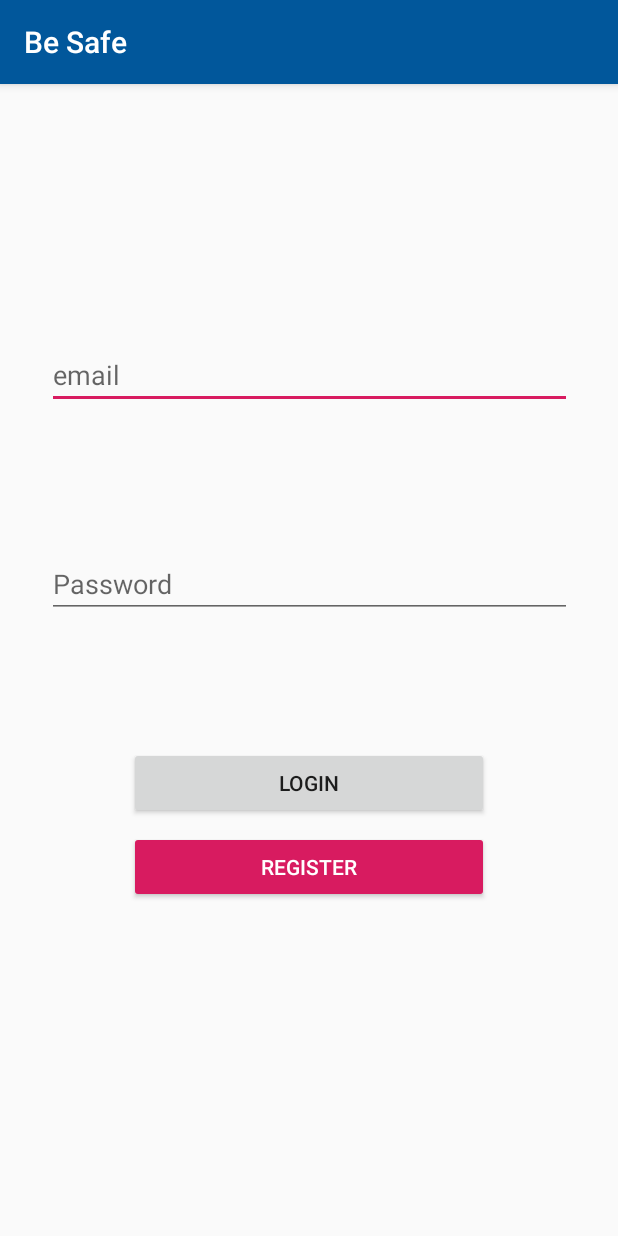
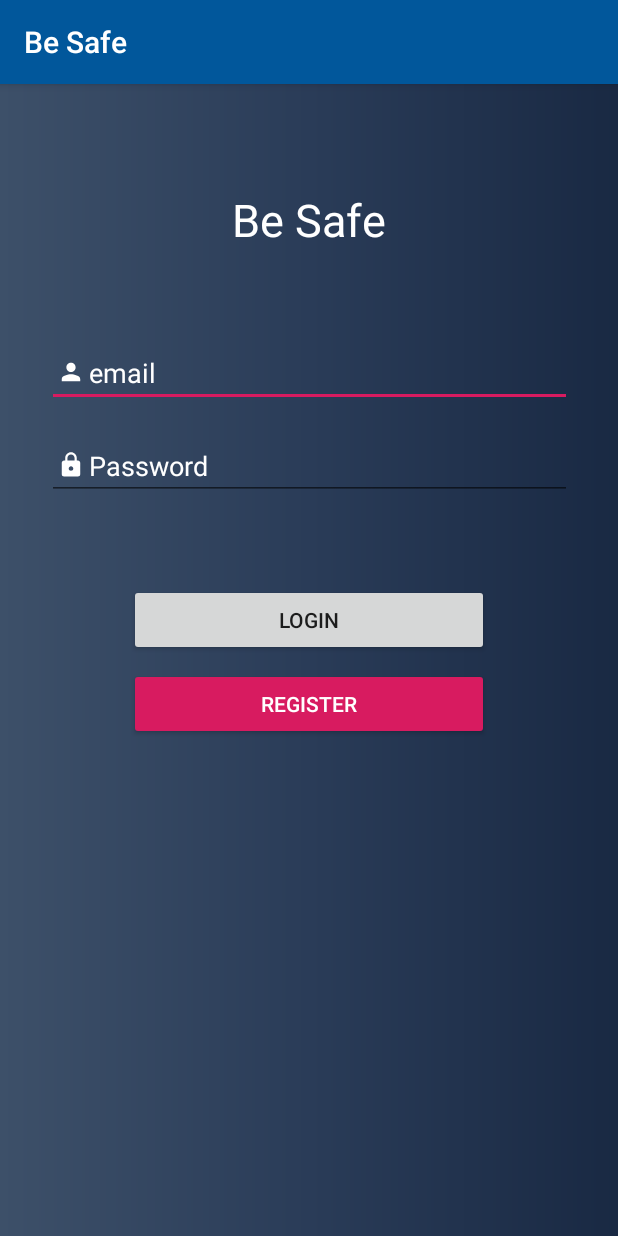
Before and after one commit to danielorozco14/pdm_proyecto, an Android app: the screen it shows after launch (MainActivity), on a phone screen of 412 x 824 dp. Run offline under Robolectric (Android 15) with nearby library versions, the phone set to English and light mode, and no system bars; our stand-ins replace Firebase (no records; nobody signed in at launch, a user with empty details on screens opened directly).

Commit message:
arreglado el login esteticamente

```diff
--- /dev/null
+++ b/BeSafe/app/src/main/res/drawable-anydpi/ic_action_lock.xml
@@ -0,0 +1,13 @@
+<vector xmlns:android="http://schemas.android.com/apk/res/android"
+    android:width="24dp"
+    android:height="24dp"
+    android:viewportWidth="31.2"
+    android:viewportHeight="31.2"
+    android:tint="#FFFFFF">
+  <group android:translateX="3.6"
+      android:translateY="3.6">
+      <path
+          android:fillColor="#FF000000"
+          android:pathData="M18,8h-1L17,6c0,-2.76 -2.24,-5 -5,-5S7,3.24 7,6v2L6,8c-1.1,0 -2,0.9 -2,2v10c0,1.1 0.9,2 2,2h12c1.1,0 2,-0.9 2,-2L20,10c0,-1.1 -0.9,-2 -2,-2zM12,17c-1.1,0 -2,-0.9 -2,-2s0.9,-2 2,-2 2,0.9 2,2 -0.9,2 -2,2zM15.1,8L8.9,8L8.9,6c0,-1.71 1.39,-3.1 3.1,-3.1 1.71,0 3.1,1.39 3.1,3.1v2z"/>
+  </group>
+</vector>
--- /dev/null
+++ b/BeSafe/app/src/main/res/drawable-anydpi/ic_action_person.xml
@@ -0,0 +1,13 @@
+<vector xmlns:android="http://schemas.android.com/apk/res/android"
+    android:width="24dp"
+    android:height="24dp"
+    android:viewportWidth="31.2"
+    android:viewportHeight="31.2"
+    android:tint="#FFFFFF">
+  <group android:translateX="3.6"
+      android:translateY="3.6">
+      <path
+          android:fillColor="#FF000000"
+          android:pathData="M12,12c2.21,0 4,-1.79 4,-4s-1.79,-4 -4,-4 -4,1.79 -4,4 1.79,4 4,4zM12,14c-2.67,0 -8,1.34 -8,4v2h16v-2c0,-2.66 -5.33,-4 -8,-4z"/>
+  </group>
+</vector>
--- /dev/null
+++ b/BeSafe/app/src/main/res/drawable/gradient.xml
@@ -0,0 +1,11 @@
+<?xml version="1.0" encoding="utf-8"?>
+<shape xmlns:android="http://schemas.android.com/apk/res/android"
+    android:shape="rectangle">
+    <gradient
+        android:startColor="#3D5069"
+        android:centerColor="#2A3c58"
+        android:endColor="#192943"
+        android:angle="0"/>
+    <corners
+        android:radius="0dp"/>
+</shape>
--- a/BeSafe/app/src/main/res/layout/activity_main.xml
+++ b/BeSafe/app/src/main/res/layout/activity_main.xml
@@ -5,6 +5,8 @@
         xmlns:tools="http://schemas.android.com/tools"
         xmlns:app="http://schemas.android.com/apk/res-auto"
         android:layout_width="match_parent"
+        android:fillViewport="true"
+        android:background="@drawable/gradient"
         android:layout_height="wrap_content">
 
     <androidx.constraintlayout.widget.ConstraintLayout
@@ -15,43 +17,97 @@
             android:layout_height="match_parent"
             tools:context=".MainActivity">
 
+        <TextView
+                android:layout_width="350dp"
+                android:textColor="@color/cardview_light_background"
+                android:layout_height="wrap_content"
+                android:textSize="30sp"
+                android:inputType="textEmailAddress"
+                android:ems="10"
+                android:textAlignment="center"
+                app:layout_constraintEnd_toEndOf="parent"
+                android:layout_marginEnd="99dp"
+                android:layout_marginRight="99dp"
+                app:layout_constraintStart_toStartOf="parent"
+                android:layout_marginLeft="99dp"
+                android:layout_marginStart="99dp"
+                android:layout_marginTop="70dp"
+                app:layout_constraintTop_toTopOf="parent"
+                android:layout_marginBottom="8dp"
+                app:layout_constraintBottom_toBottomOf="parent"
+                android:text="Be Safe"
+                app:layout_constraintHorizontal_bias="0.503" app:layout_constraintVertical_bias="0.0"/>
+
 
         <EditText
                 android:layout_width="350dp"
                 android:layout_height="wrap_content"
                 android:inputType="textEmailAddress"
                 android:ems="10"
-                android:id="@+id/email" app:layout_constraintEnd_toEndOf="parent"
-                android:layout_marginEnd="99dp" android:layout_marginRight="99dp"
-                app:layout_constraintStart_toStartOf="parent" android:layout_marginLeft="99dp"
-                android:layout_marginStart="99dp" android:layout_marginTop="171dp"
-                app:layout_constraintTop_toTopOf="parent" android:layout_marginBottom="515dp"
-                app:layout_constraintBottom_toBottomOf="parent" android:hint="@string/email"/>
+                android:textColor="@color/cardview_light_background"
+                android:textColorHighlight="@color/cardview_light_background"
+                android:textColorHint="@color/cardview_light_background"
+                android:textColorLink="@color/cardview_light_background"
+                android:shadowColor="@color/cardview_shadow_start_color"
+                android:outlineAmbientShadowColor="@color/cardview_shadow_start_color"
+                android:outlineSpotShadowColor="@color/cardview_shadow_start_color"
+                android:id="@+id/email"
+                app:layout_constraintEnd_toEndOf="parent"
+                android:layout_marginEnd="99dp"
+                android:layout_marginRight="99dp"
+                app:layout_constraintStart_toStartOf="parent"
+                android:layout_marginLeft="99dp"
+                android:drawableLeft="@drawable/ic_action_person"
+                android:layout_marginStart="99dp"
+                android:layout_marginTop="170dp"
+                app:layout_constraintTop_toTopOf="parent"
+                android:layout_marginBottom="700dp"
+                app:layout_constraintBottom_toBottomOf="parent"
+                android:hint="@string/email"/>
         <EditText
                 android:layout_width="350dp"
                 android:layout_height="wrap_content"
                 android:inputType="textPassword"
                 android:ems="10"
-                android:id="@+id/password" android:layout_marginTop="8dp"
-                app:layout_constraintTop_toBottomOf="@+id/email" app:layout_constraintBottom_toBottomOf="parent"
-                android:layout_marginBottom="8dp" app:layout_constraintVertical_bias="0.19"
-                app:layout_constraintEnd_toEndOf="parent" android:layout_marginEnd="99dp"
-                android:layout_marginRight="99dp" app:layout_constraintStart_toStartOf="parent"
-                android:layout_marginLeft="99dp" android:layout_marginStart="99dp" android:visibility="visible"
+                android:id="@+id/password"
+                android:layout_marginTop="8dp"
+                android:textColorHint="@color/cardview_light_background"
+                android:textColor="@color/cardview_light_background"
+                app:layout_constraintTop_toBottomOf="@+id/email"
+                app:layout_constraintBottom_toBottomOf="parent"
+                android:layout_marginBottom="600dp"
+                app:layout_constraintVertical_bias="0.19"
+                app:layout_constraintEnd_toEndOf="parent"
+                android:layout_marginEnd="99dp"
+                android:drawableLeft="@drawable/ic_action_lock"
+                android:layout_marginRight="99dp"
+                app:layout_constraintStart_toStartOf="parent"
+                android:layout_marginLeft="99dp"
+                android:layout_marginStart="99dp"
+                android:visibility="visible"
                 android:hint="@string/password"/>
         <Button
                 android:text="@string/login"
                 android:layout_width="240dp"
                 android:layout_height="wrap_content"
                 android:id="@+id/login"
-                app:layout_constraintTop_toBottomOf="@+id/password" android:layout_marginBottom="8dp"
-                app:layout_constraintBottom_toBottomOf="parent" app:layout_constraintEnd_toEndOf="parent"
-                android:layout_marginEnd="8dp" android:layout_marginRight="8dp"
-                app:layout_constraintStart_toStartOf="parent" android:layout_marginLeft="8dp"
-                android:layout_marginStart="8dp" app:layout_constraintHorizontal_bias="0.498"
-                app:layout_constraintVertical_bias="0.268"/>
+                app:layout_constraintTop_toBottomOf="@+id/password"
+                android:layout_marginBottom="450dp"
+                app:layout_constraintBottom_toBottomOf="parent"
+                app:layout_constraintEnd_toEndOf="parent"
+                android:layout_marginEnd="8dp"
+                android:layout_marginRight="8dp"
+                app:layout_constraintStart_toStartOf="parent"
+                android:layout_marginLeft="8dp"
+                android:layout_marginStart="8dp"
+                app:layout_constraintHorizontal_bias="0.498"
+                app:layout_constraintCircleRadius="@dimen/cardview_compat_inset_shadow"
+                app:layout_constraintCircleAngle="@android:integer/config_mediumAnimTime"
+                app:layout_constraintVertical_bias="0.268" android:layout_marginTop="25dp"/>
         <Button
                 android:text="Register"
+                app:layout_constraintCircleRadius="@dimen/cardview_compat_inset_shadow"
+                app:layout_constraintCircleAngle="@android:integer/config_mediumAnimTime"
                 android:layout_width="240dp"
                 android:backgroundTint="@color/colorAccent"
                 android:textColor="@color/cardview_light_background"
@@ -59,7 +115,8 @@
                 android:id="@+id/register" android:layout_marginTop="8dp"
                 app:layout_constraintTop_toBottomOf="@+id/login" android:layout_marginBottom="8dp"
                 app:layout_constraintBottom_toBottomOf="parent" app:layout_constraintVertical_bias="0.0"
-                android:layout_marginEnd="8dp" app:layout_constraintEnd_toEndOf="parent" android:layout_marginRight="8dp"
+                android:layout_marginEnd="8dp" app:layout_constraintEnd_toEndOf="parent"
+                android:layout_marginRight="8dp"
                 android:layout_marginStart="8dp" app:layout_constraintStart_toStartOf="parent"
                 android:layout_marginLeft="8dp"/>
     </androidx.constraintlayout.widget.ConstraintLayout>
```
Also changed, not shown: BeSafe/app/src/main/res/drawable-hdpi/ic_action_lock.png (added), BeSafe/app/src/main/res/drawable-hdpi/ic_action_person.png (added), BeSafe/app/src/main/res/drawable-mdpi/ic_action_lock.png (added), BeSafe/app/src/main/res/drawable-mdpi/ic_action_person.png (added), BeSafe/app/src/main/res/drawable-xhdpi/ic_action_lock.png (added), BeSafe/app/src/main/res/drawable-xhdpi/ic_action_person.png (added), BeSafe/app/src/main/res/drawable-xxhdpi/ic_action_lock.png (added), BeSafe/app/src/main/res/drawable-xxhdpi/ic_action_person.png (added).
